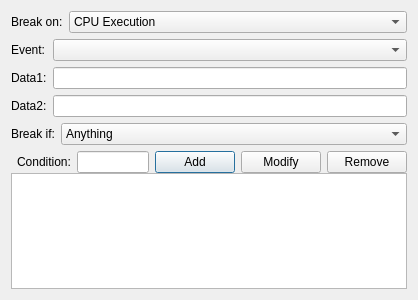
christopherpow/nesicide, file debugger/breakpointdialog.ui: the form before one commit.
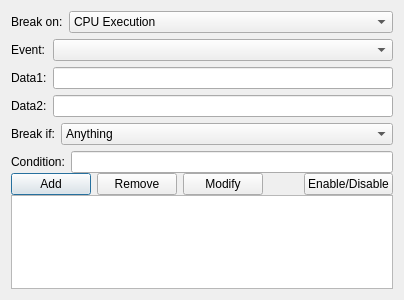
The form after the commit.

What changed in the file:
```diff
--- a/debugger/breakpointdialog.ui
+++ b/debugger/breakpointdialog.ui
@@ -6,7 +6,7 @@
    <rect>
     <x>0</x>
     <y>0</y>
-    <width>400</width>
+    <width>404</width>
     <height>300</height>
    </rect>
   </property>
@@ -270,21 +270,7 @@
      <property name="verticalSpacing">
       <number>0</number>
      </property>
-     <item row="0" column="2">
-      <widget class="QPushButton" name="addButton">
-       <property name="text">
-        <string>Add</string>
-       </property>
-      </widget>
-     </item>
-     <item row="0" column="4">
-      <widget class="QPushButton" name="removeButton">
-       <property name="text">
-        <string>Remove</string>
-       </property>
-      </widget>
-     </item>
-     <item row="1" column="0" colspan="5">
+     <item row="2" column="0" colspan="6">
       <widget class="QTableView" name="tableView">
        <property name="editTriggers">
         <set>QAbstractItemView::NoEditTriggers</set>
@@ -324,14 +310,7 @@
        </attribute>
       </widget>
      </item>
-     <item row="0" column="3">
-      <widget class="QPushButton" name="modifyButton">
-       <property name="text">
-        <string>Modify</string>
-       </property>
-      </widget>
-     </item>
-     <item row="0" column="1">
+     <item row="0" column="0" colspan="6">
       <widget class="QStackedWidget" name="dataWidget">
        <property name="sizePolicy">
         <sizepolicy hsizetype="Preferred" vsizetype="Minimum">
@@ -385,6 +364,34 @@
        </widget>
       </widget>
      </item>
+     <item row="1" column="0">
+      <widget class="QPushButton" name="addButton">
+       <property name="text">
+        <string>Add</string>
+       </property>
+      </widget>
+     </item>
+     <item row="1" column="1">
+      <widget class="QPushButton" name="removeButton">
+       <property name="text">
+        <string>Remove</string>
+       </property>
+      </widget>
+     </item>
+     <item row="1" column="2">
+      <widget class="QPushButton" name="modifyButton">
+       <property name="text">
+        <string>Modify</string>
+       </property>
+      </widget>
+     </item>
+     <item row="1" column="4" colspan="2">
+      <widget class="QPushButton" name="endisButton">
+       <property name="text">
+        <string>Enable/Disable</string>
+       </property>
+      </widget>
+     </item>
     </layout>
    </item>
    <item row="3" column="0">
```
Left out of the diff: 2 changed lines with no effect on the pictures.
